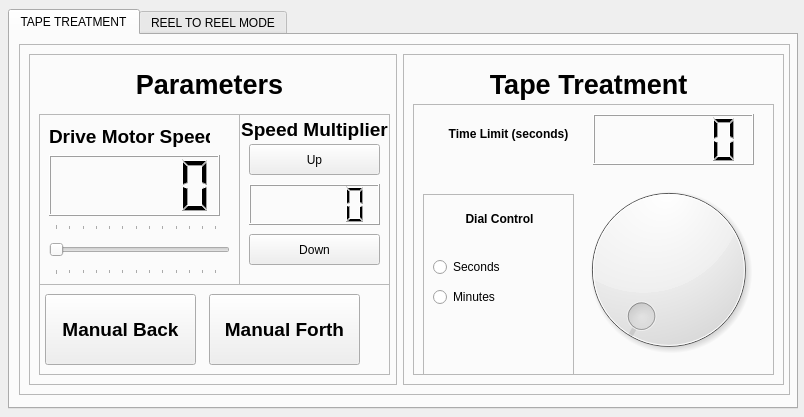
Before: the Qt Designer form For_Reel_v1.ui in MorganLabShare/For_Reel, drawn with Qt 5.
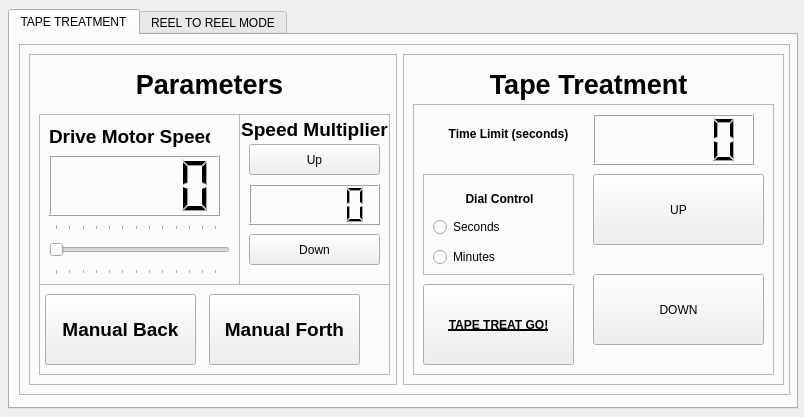
After: the same form once the commit is applied. The open tabs and pages were chosen to show the change.

What changed in the file:
```diff
--- a/For_Reel_v1.ui
+++ b/For_Reel_v1.ui
@@ -331,23 +331,13 @@
           </rect>
          </property>
         </widget>
-        <widget class="QDial" name="TxtTimeDial">
-         <property name="geometry">
-          <rect>
-           <x>160</x>
-           <y>70</y>
-           <width>191</width>
-           <height>191</height>
-          </rect>
-         </property>
-        </widget>
         <widget class="QFrame" name="frame_14">
          <property name="geometry">
           <rect>
            <x>10</x>
-           <y>90</y>
+           <y>70</y>
            <width>151</width>
-           <height>181</height>
+           <height>101</height>
           </rect>
          </property>
          <property name="frameShape">
@@ -360,7 +350,7 @@
           <property name="geometry">
            <rect>
             <x>10</x>
-            <y>60</y>
+            <y>40</y>
             <width>118</width>
             <height>26</height>
            </rect>
@@ -373,7 +363,7 @@
           <property name="geometry">
            <rect>
             <x>10</x>
-            <y>90</y>
+            <y>70</y>
             <width>118</width>
             <height>26</height>
            </rect>
@@ -396,6 +386,52 @@
           </property>
          </widget>
         </widget>
+        <widget class="QPushButton" name="TimerUpButton">
+         <property name="geometry">
+          <rect>
+           <x>180</x>
+           <y>70</y>
+           <width>171</width>
+           <height>71</height>
+          </rect>
+         </property>
+         <property name="text">
+          <string>UP</string>
+         </property>
+        </widget>
+        <widget class="QPushButton" name="TimerDownButton">
+         <property name="geometry">
+          <rect>
+           <x>180</x>
+           <y>170</y>
+           <width>171</width>
+           <height>71</height>
+          </rect>
+         </property>
+         <property name="text">
+          <string>DOWN</string>
+         </property>
+        </widget>
+        <widget class="QPushButton" name="TxtGoButton">
+         <property name="geometry">
+          <rect>
+           <x>10</x>
+           <y>180</y>
+           <width>151</width>
+           <height>81</height>
+          </rect>
+         </property>
+         <property name="font">
+          <font>
+           <weight>75</weight>
+           <bold>true</bold>
+           <underline>true</underline>
+          </font>
+         </property>
+         <property name="text">
+          <string>TAPE TREAT GO!</string>
+         </property>
+        </widget>
        </widget>
       </widget>
      </widget>
```
Left out of the diff: 2 changed lines with no effect on the pictures.
